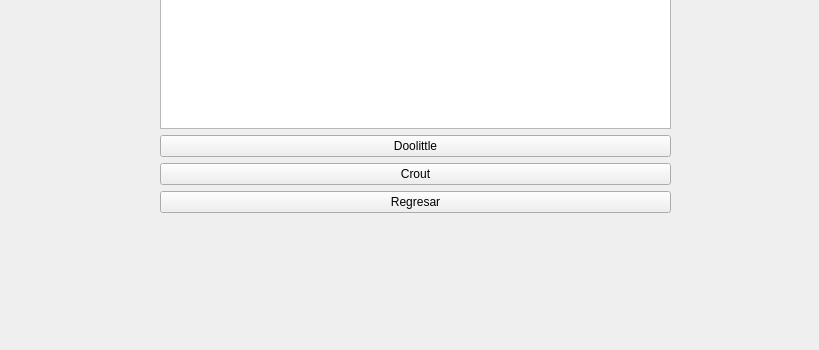
First picture: the form in Unidad4.ui, repository ikababiz/Proyecto-Metodos-Numericos-I, before the edit; both pictures show x 0 to 819 and y 398 to 748 of the 819 by 748 pixel window.
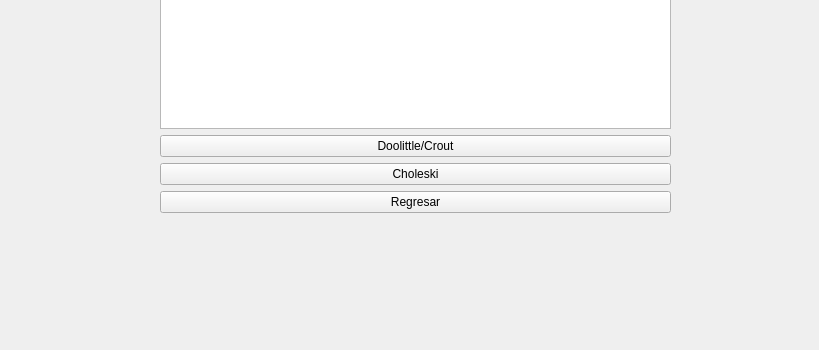
Second picture: the form after the edit.

Commit message: Agrego el método Doolittle/Crout, falta detallar más los pasos

The edit to the form file:
```diff
--- a/Unidad4.ui
+++ b/Unidad4.ui
@@ -50,14 +50,14 @@
     <item>
      <widget class="QPushButton" name="DoolittleButton">
       <property name="text">
-       <string>Doolittle</string>
+       <string>Doolittle/Crout</string>
       </property>
      </widget>
     </item>
     <item>
      <widget class="QPushButton" name="CroutButton">
       <property name="text">
-       <string>Crout</string>
+       <string>Choleski</string>
       </property>
      </widget>
     </item>
```
The commit also changes 2 other files.
